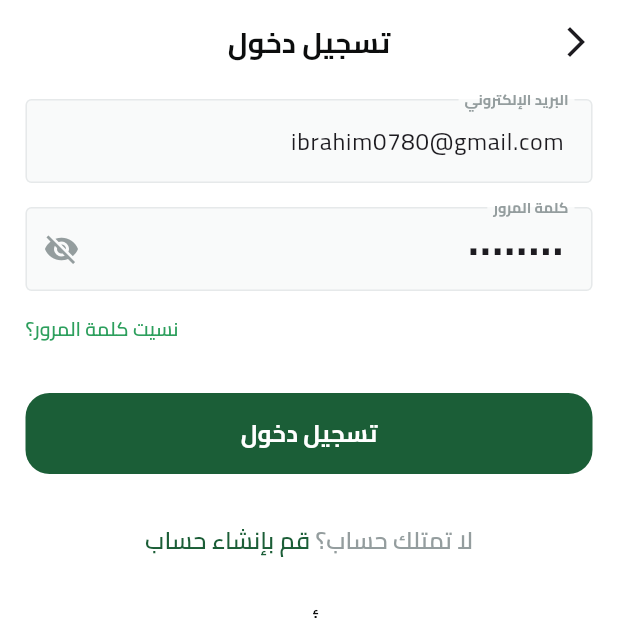
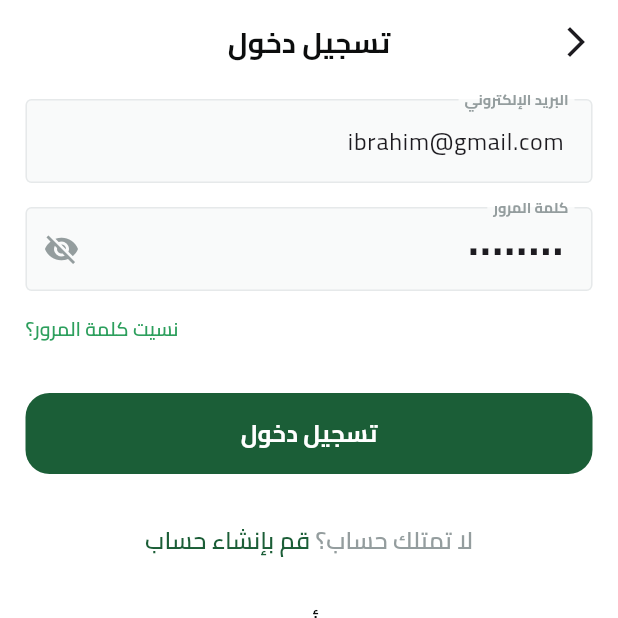
Before and after one commit to ibrahimmaliraqi/flutter_fruit_hub, a Flutter app: the screen it shows after launch, after a tap on "تخط", on a phone screen of 412 x 824 dp, the top half of it. Run offline on Flutter 3.47's test engine with Material 3 defaults, Android fonts, the light colour scheme and no system bars; our stand-ins replace bloc, cloud_firestore, dartz, dots_indicator, firebase_auth, firebase_core and 3 more; missing offline and left inert: svg_flutter; accounts and stored records are empty; network calls fail.

Commit message:
refactor the code

```diff
--- a/lib/constants.dart
+++ b/lib/constants.dart
@@ -1 +1,2 @@
 const isOnBoardingSeen = "isOnBoardingSeen";
+const kUserName = "username";
--- a/lib/feaatures/auth/data/repos/auth_repo_impl.dart
+++ b/lib/feaatures/auth/data/repos/auth_repo_impl.dart
@@ -1,7 +1,9 @@
 import 'package:cloud_firestore/cloud_firestore.dart';
 import 'package:dartz/dartz.dart';
 import 'package:firebase_auth/firebase_auth.dart';
+import 'package:fruit_hub/constants.dart';
 import 'package:fruit_hub/core/errors/failure.dart';
+import 'package:fruit_hub/core/services/shared_prefs.dart';
 import 'package:fruit_hub/feaatures/auth/data/models/user_model.dart';
 import 'package:fruit_hub/feaatures/auth/data/repos/auth_repos.dart';
 
@@ -20,12 +22,12 @@ class AuthRepoImpl extends AuthRepos {
         email: email,
         password: password,
       );
-
       final user = UserModel(
         email: email,
         name: name,
         uId: credential.user!.uid,
       );
+      await SharedPrefs.setString(kUserName, name);
 
       await addUser(user: user);
 
--- a/lib/feaatures/auth/presentation/widgets/login_view_body.dart
+++ b/lib/feaatures/auth/presentation/widgets/login_view_body.dart
@@ -26,7 +26,7 @@ class _LoginViewBodyState extends State<LoginViewBody> {
   GlobalKey<FormState> formKey = GlobalKey<FormState>();
   @override
   void initState() {
-    email.text = "ibrahim0780@gmail.com";
+    email.text = "ibrahim@gmail.com";
     password.text = "07700770";
     super.initState();
   }
--- a/lib/feaatures/splash/presentation/widgets/splash_view_body.dart
+++ b/lib/feaatures/splash/presentation/widgets/splash_view_body.dart
@@ -1,6 +1,9 @@
 import 'package:flutter/material.dart';
+import 'package:fruit_hub/constants.dart';
+import 'package:fruit_hub/core/services/shared_prefs.dart';
 import 'package:fruit_hub/core/utils/assets.dart';
 import 'package:fruit_hub/core/utils/helper_functions/is_login.dart';
+import 'package:fruit_hub/feaatures/auth/presentation/views/login_view.dart';
 import 'package:fruit_hub/feaatures/on_boarding/presentation/views/on_boarding_view.dart';
 import 'package:fruit_hub/root_view.dart';
 import 'package:svg_flutter/svg.dart';
@@ -15,7 +18,7 @@ class SplashViewBody extends StatefulWidget {
 class _SplashViewBodyState extends State<SplashViewBody> {
   @override
   void initState() {
-    excudeFunction();
+    excuteNaviagtion();
     super.initState();
   }
 
@@ -36,15 +39,21 @@ class _SplashViewBodyState extends State<SplashViewBody> {
     );
   }
 
-  void excudeFunction() {
-    Future.delayed(Duration(seconds: 3)).then(
-      (value) async {
-        if (await isLogin()) {
+  void excuteNaviagtion() {
+    bool isOnBoardingViewSeen = SharedPrefs.getBool(isOnBoardingSeen) ?? false;
+
+    Future.delayed(const Duration(seconds: 3), () async {
+      if (isOnBoardingViewSeen) {
+        bool isLoggedIn = await isLogin();
+
+        if (isLoggedIn) {
           Navigator.pushReplacementNamed(context, RootView.id);
         } else {
-          Navigator.pushReplacementNamed(context, OnBoardingView.id);
+          Navigator.pushReplacementNamed(context, LoginView.id);
         }
-      },
-    );
+      } else {
+        Navigator.pushReplacementNamed(context, OnBoardingView.id);
+      }
+    });
   }
 }
```
Also changed, not shown: lib/core/services/shared_prefs.dart (+8 -0 lines), lib/feaatures/home/presentation/widgets/home_app_bar.dart (+27 -3 lines).
